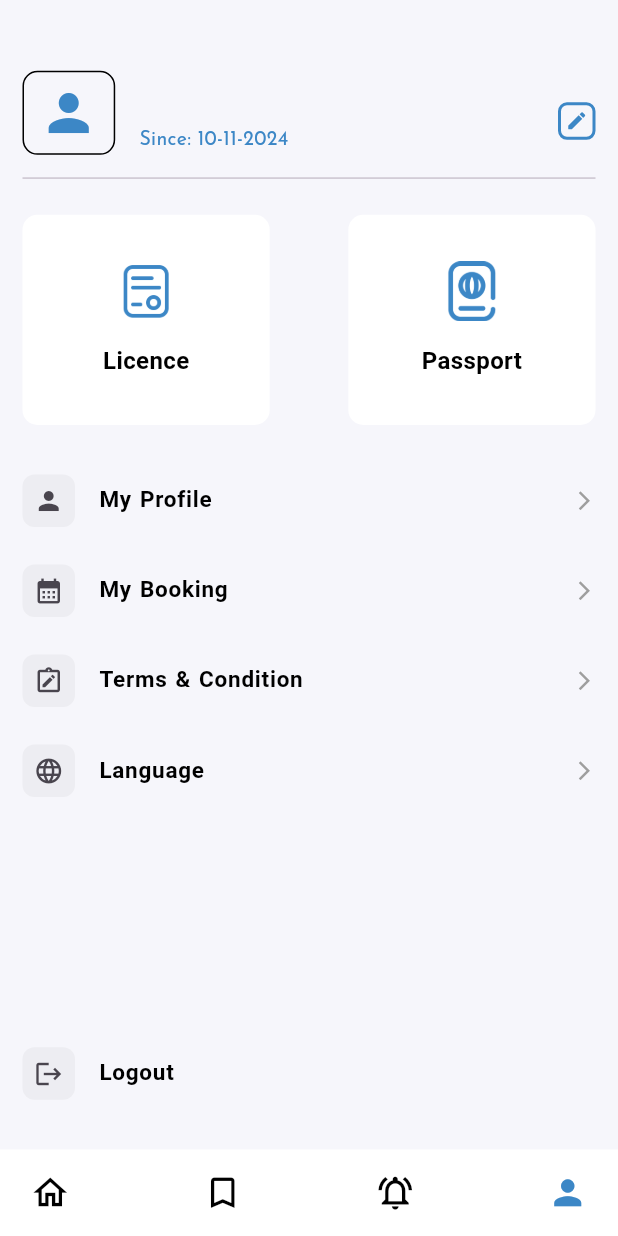
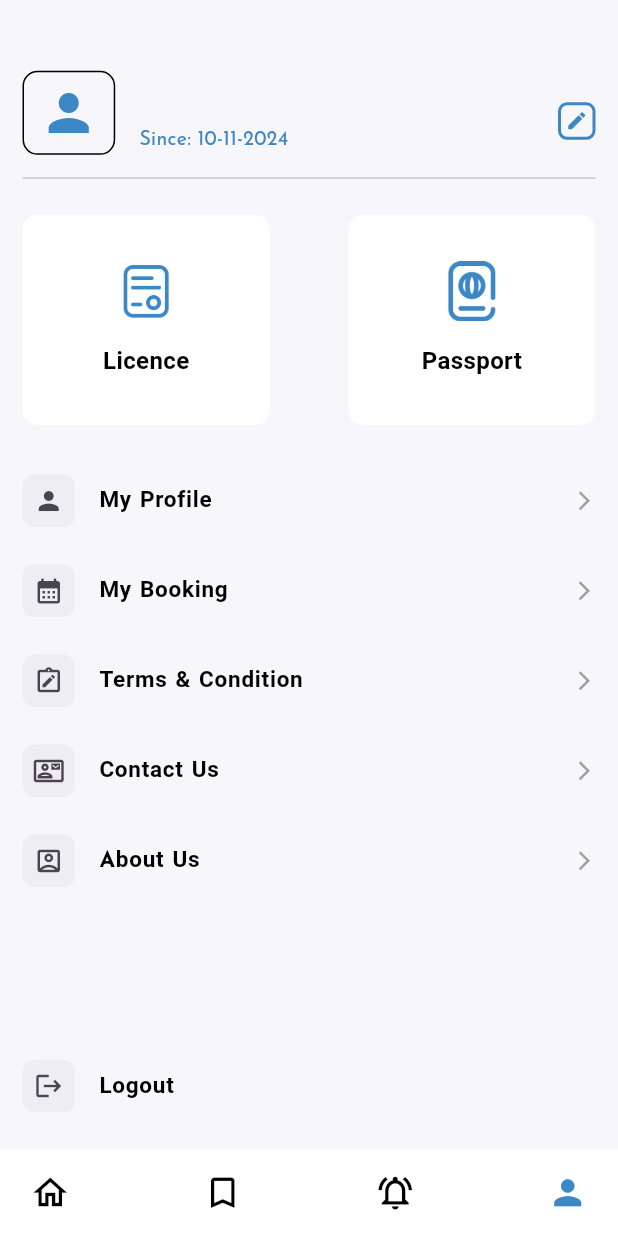
Before and after one commit to ihsankhan-752/Carvana, a Flutter app: the CustomNavbarView screen opened by its route, item 4 of the bottom bar chosen, on a phone screen of 412 x 824 dp. Run offline on Flutter 3.47's test engine with Material 3 defaults, Android fonts, the phone set to English and light mode, and no system bars; our stand-ins replace cached_network_image, cloud_firestore, firebase_auth, firebase_core, fluttertoast, get and 4 more; accounts and stored records are empty; network calls fail.

Commit message:
Contact Us View added

```diff
--- a/lib/res/routes/routes_name.dart
+++ b/lib/res/routes/routes_name.dart
@@ -12,4 +12,6 @@ class RoutesName {
   static const String bookingView = '/bookingView';
   static const String checkOutView = '/checkOutView';
   static const String termsAndConditionView = '/termsAndCondition';
+  static const String aboutUsView = '/aboutUsView';
+  static const String contactUsView = '/contactUsView';
 }
--- a/lib/view/navbar/profile/profile_view.dart
+++ b/lib/view/navbar/profile/profile_view.dart
@@ -60,9 +60,19 @@ class ProfileView extends StatelessWidget {
                 title: "Terms & Condition",
                 icon: Icons.note_alt_outlined,
               ),
-              const ProfileListTileWidget(
-                title: "Language",
-                icon: Icons.language,
+              ProfileListTileWidget(
+                onPressed: () {
+                  Get.toNamed(RoutesName.contactUsView);
+                },
+                title: "Contact Us",
+                icon: Icons.contact_mail_outlined,
+              ),
+              ProfileListTileWidget(
+                onPressed: () {
+                  Get.toNamed(RoutesName.aboutUsView);
+                },
+                title: "About Us",
+                icon: Icons.account_box_outlined,
               ),
               const Spacer(),
               ProfileListTileWidget(
@@ -75,7 +85,7 @@ class ProfileView extends StatelessWidget {
                 icon: Icons.logout,
                 isIconRequired: false,
               ),
-              SizedBox(height: Get.height * 0.025),
+              SizedBox(height: Get.height * 0.015),
             ],
           ),
         ),
```
Also changed, not shown: lib/res/routes/routes.dart (+12 -0 lines), lib/view/navbar/profile/about_us/about_us_view.dart (added, +10 -0 lines), lib/view/navbar/profile/contact_us/contact_us_view.dart (added, +10 -0 lines).
